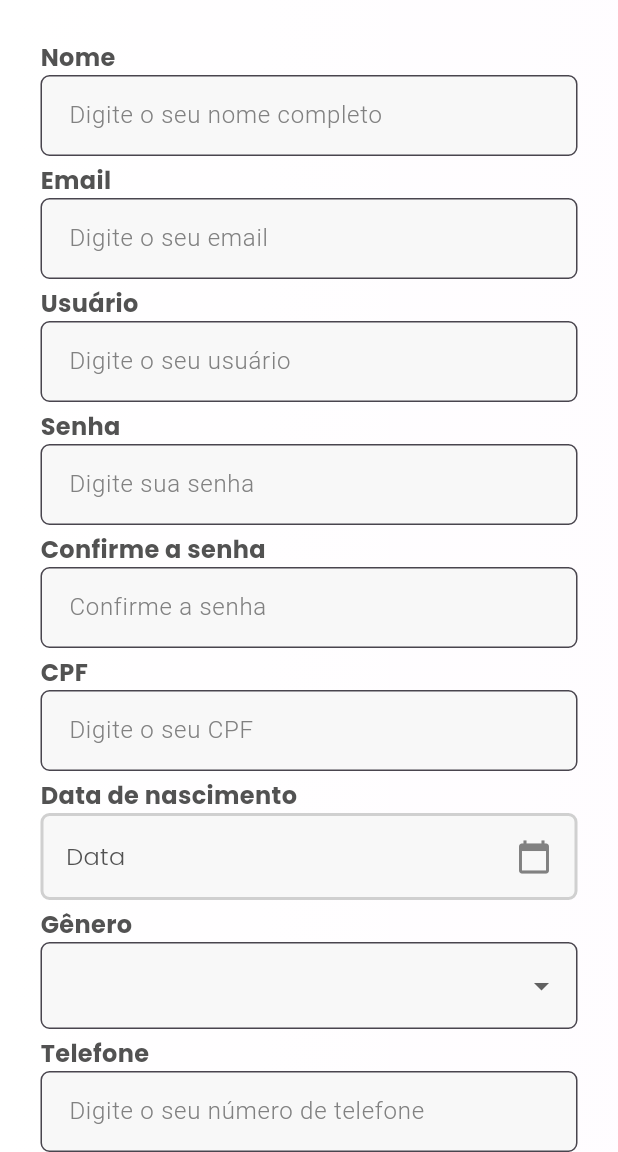
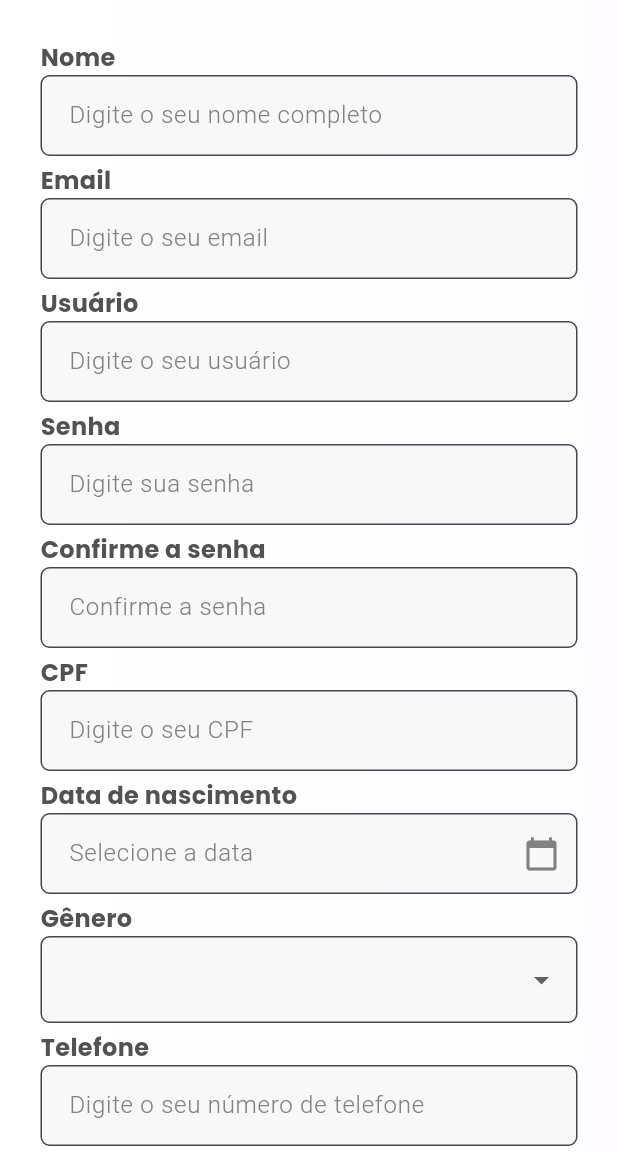
Before and after one commit to EduardoLott/opa_mobile, a Flutter app: the RegisterPage screen opened directly, on a phone screen of 412 x 824 dp, the part 84-1236 px from its top. Run offline on Flutter 3.47's test engine with Material 3 defaults, Android fonts, the phone set to English and light mode, and no system bars; our stand-ins replace google_fonts.

Commit message:
feat: Adiciona função do Cep + campos que estavam vindo vazios

```diff
--- a/lib/register_page.dart
+++ b/lib/register_page.dart
@@ -2,7 +2,9 @@ import 'package:flutter/cupertino.dart';
 import 'package:flutter/material.dart';
 import 'package:google_fonts/google_fonts.dart';
 import 'package:opamobile/data/UserData.dart';
+import 'package:opamobile/service/CepService.dart';
 import 'colors.dart';
+import 'package:intl/intl.dart';
 
 //!D/EGL_emulation, !D/InputMethodManager, !I/ImeTracker, !W/RemoteInputConnectionImpl, !D/InsetsController, !E/FrameTracker, !I/TextInputPlugin, !W/WindowOnBackDispatcher
 
@@ -35,6 +37,23 @@ class _RegisterPageState extends State<RegisterPage> {
   final TextEditingController streetNumberController = TextEditingController();
   final TextEditingController complementController = TextEditingController();
 
+  String _cep = '';
+  String _street = '';
+  String _neighborhood = '';
+  String _city = '';
+  String _state = '';
+
+  void _updateAddress() async {
+    _cep = cepController.text;
+    final address = await CepService.fetchAddress(_cep);
+    setState(() {
+      _street = address['street'];
+      _neighborhood = address['neighborhood'];
+      _city = address['city'];
+      _state = address['state'];
+    });
+  }
+
   var label;
 
   DateTime selectedDate = DateTime.now();
@@ -42,13 +61,13 @@ class _RegisterPageState extends State<RegisterPage> {
   Future<void> _selectDate(BuildContext context) async {
     final DateTime? pickedDate = await showDatePicker(
       context: context,
-      initialDate: selectedDate,
+      initialDate: DateTime.now(),
       firstDate: DateTime(1900),
-      lastDate: DateTime(2101),
+      lastDate: DateTime.now(),
     );
-    if (pickedDate != null && pickedDate != selectedDate) {
+    if (pickedDate != null) {
       setState(() {
-        selectedDate = pickedDate;
+        birthDateController.text = DateFormat('dd/MM/yyyy').format(pickedDate);
       });
     }
   }
@@ -224,22 +243,6 @@ class _RegisterPageState extends State<RegisterPage> {
                           state: state,
                           cep: cep,
                           birthDate: birthDate);
-
-                      print('Nome: ${nameController.text}');
-                      print('Email: ${emailController.text}');
-                      print('Senha: ${passwordController.text}');
-                      print('CPF: ${cpfController.text}');
-                      print('Data de Nascimento: ${birthDateController.text}');
-                      print('Gênero: ${genderController.text}');
-                      print('CEP: ${cepController.text}');
-                      print('Telefone: ${phoneController.text}');
-                      print('Cidade: ${cityController.text}');
-                      print('Bairro: ${neighborhoodController.text}');
-                      print('Estado: ${stateController.text}');
-                      print('Rua: ${streetController.text}');
-                      print('Número: ${streetNumberController.text}');
-                      print('Complemento: ${complementController.text}');
-
                       print(userCreate);
                     },
                   ),
@@ -254,9 +257,7 @@ class _RegisterPageState extends State<RegisterPage> {
   }
 
   Widget _buildTextFormFieldWithLabel(BuildContext context,
-      {required String labelText,
-      required String placeholder,
-      bool obscureText = false}) {
+      {required String labelText, required String placeholder}) {
     switch (labelText) {
       case 'Nome':
         label = nameController;
@@ -303,9 +304,6 @@ class _RegisterPageState extends State<RegisterPage> {
       case 'Telefone':
         label = phoneController;
         break;
-      case 'Senha':
-        label = passwordController;
-        break;
       case 'Confirme a senha':
         label = passwordConfirmController;
         break;
@@ -322,6 +320,12 @@ class _RegisterPageState extends State<RegisterPage> {
               ),
             )),
         TextFormField(
+          onChanged: (value) {
+            setState(() {
+              _cep = value;
+            });
+            _updateAddress();
+          },
           obscureText: labelText == 'Senha' || labelText == 'Confirme a senha',
           controller: label,
           validator: (value) {
@@ -367,30 +371,31 @@ class _RegisterPageState extends State<RegisterPage> {
           onTap: () {
             _selectDate(context);
           },
-          child: Container(
-            padding: const EdgeInsets.all(15),
-            decoration: BoxDecoration(
-              border: Border.all(color: Color(0xFFD0D0D0), width: 2.0),
-              color: const Color(0xFFF8F8F8),
-              borderRadius: const BorderRadius.all(
-                Radius.circular(6),
-              ),
-            ),
-            child: Row(
-              mainAxisAlignment: MainAxisAlignment.spaceBetween,
-              children: [
-                Text('Data',
-                    style: GoogleFonts.poppins(
-                      textStyle: const TextStyle(
-                          color: Color(0xFF525252),
-                          fontSize: 16,
-                          fontWeight: FontWeight.w300),
-                    )),
-                const Icon(
+          child: AbsorbPointer(
+            child: TextFormField(
+              controller: birthDateController,
+              decoration: InputDecoration(
+                contentPadding: const EdgeInsets.all(15),
+                hintText: 'Selecione a data',
+                hintStyle: const TextStyle(
+                  color: Color(0xFF818181),
+                  fontSize: 16,
+                  fontWeight: FontWeight.w300,
+                ),
+                border: OutlineInputBorder(
+                  borderSide: const BorderSide(
+                    color: Color(0xFFD0D0D0),
+                    width: 2.0,
+                  ),
+                  borderRadius: BorderRadius.circular(6),
+                ),
+                fillColor: const Color(0xFFF8F8F8),
+                filled: true,
+                suffixIcon: const Icon(
                   Icons.calendar_today,
                   color: Color(0xFF818181),
                 ),
-              ],
+              ),
             ),
           ),
         ),
@@ -412,20 +417,24 @@ class _RegisterPageState extends State<RegisterPage> {
               ),
             )),
         DropdownButtonFormField<String>(
-          validator: (value) {
-            if (value == null || value.isEmpty) {
-              return 'Por favor, selecione seu gênero';
-            }
-            return null;
+          value: genderController.text.isNotEmpty
+              ? genderController.text
+              : null, // Defina o valor inicial como null
+          onChanged: (String? value) {
+            setState(() {
+              genderController.text = value ??
+                  ''; // Atualize o valor do controlador apenas quando um item é selecionado
+            });
           },
           decoration: InputDecoration(
             contentPadding:
                 const EdgeInsets.symmetric(horizontal: 15, vertical: 17),
             border: OutlineInputBorder(
               borderRadius: BorderRadius.circular(6),
-              borderSide: BorderSide(color: Color(0xFFD0D0D0), width: 2.0),
+              borderSide:
+                  const BorderSide(color: Color(0xFFD0D0D0), width: 2.0),
             ),
-            fillColor: Color(0xFFF8F8F8),
+            fillColor: const Color(0xFFF8F8F8),
             filled: true,
           ),
           items: ['Masculino', 'Feminino', 'Outro']
@@ -440,7 +449,6 @@ class _RegisterPageState extends State<RegisterPage> {
                         )),
                   ))
               .toList(),
-          onChanged: (String? value) {},
         ),
       ],
     );
```
